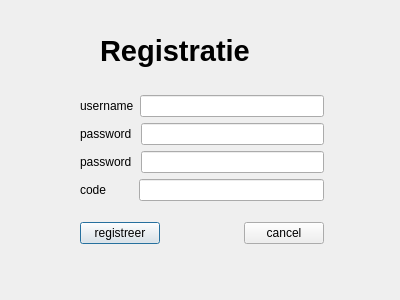
Old version of the form registreerwindow.ui in the repository MarkGasse/GUILaserTag.
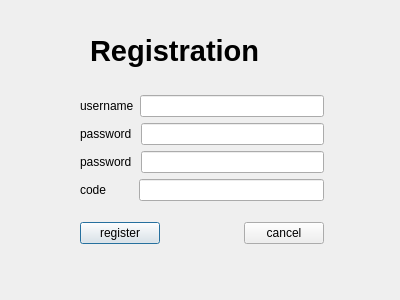
New version of the form. Icons and pictures are not drawn.

Commit message:
fixed leaderboard quit button
^title

Diff of the .ui file:
```diff
--- a/registreerwindow.ui
+++ b/registreerwindow.ui
@@ -19,9 +19,9 @@
   <widget class="QLabel" name="label_5">
    <property name="geometry">
     <rect>
-     <x>100</x>
+     <x>90</x>
      <y>30</y>
-     <width>221</width>
+     <width>231</width>
      <height>41</height>
     </rect>
    </property>
@@ -33,10 +33,10 @@
     </font>
    </property>
    <property name="text">
-    <string>Registratie</string>
+    <string>Registration</string>
    </property>
   </widget>
-  <widget class="QWidget" name="">
+  <widget class="QWidget" name="layoutWidget">
    <property name="geometry">
     <rect>
      <x>80</x>
@@ -127,7 +127,7 @@
       <item>
        <widget class="QPushButton" name="pushButtonRegistreer">
         <property name="text">
-         <string>registreer</string>
+         <string>register</string>
         </property>
        </widget>
       </item>
```
Left out of the diff: 3 changed lines with no effect on the pictures. The commit also changes 4 other files.
